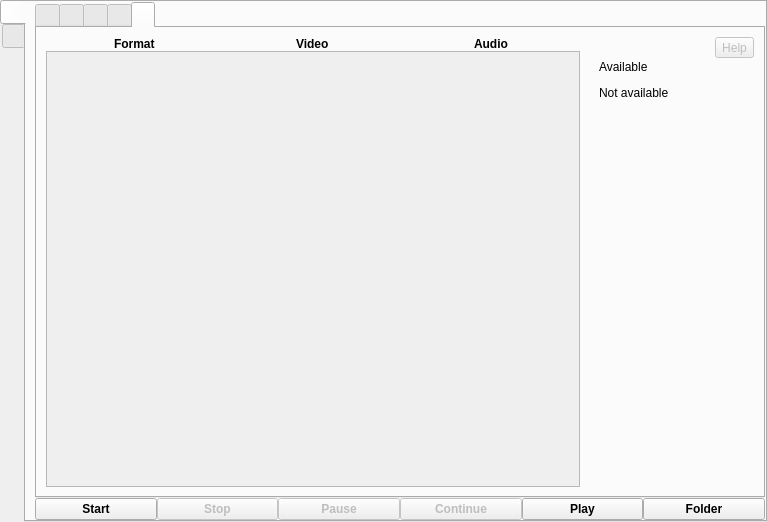
This is src/wayland/formMainWindow_wl.ui in vkohaupt/vokoscreenNG as Qt 5 draws it before an edit. The edited form follows.
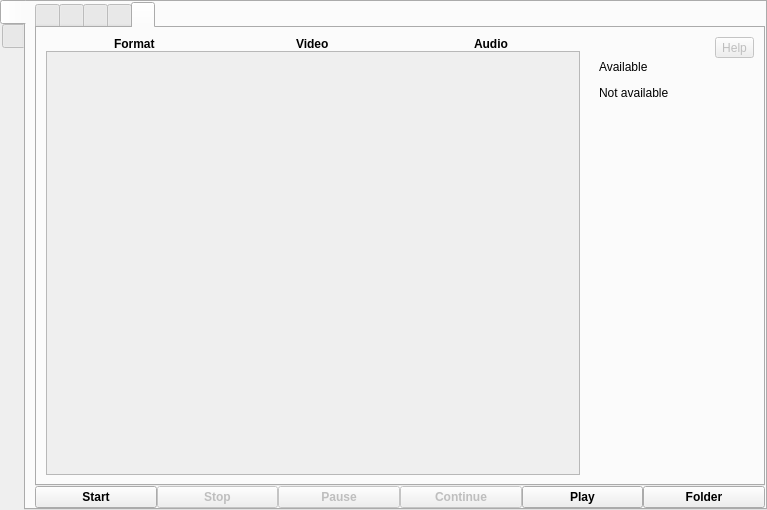
This is the edited form. The open tabs and pages were chosen to show the change. Icons and pictures are not drawn.

Commit message: Wayland: Area

What changed in the file:
```diff
--- a/src/wayland/formMainWindow_wl.ui
+++ b/src/wayland/formMainWindow_wl.ui
@@ -7,7 +7,7 @@
     <x>0</x>
     <y>0</y>
     <width>767</width>
-    <height>522</height>
+    <height>510</height>
    </rect>
   </property>
   <property name="windowTitle">
@@ -799,7 +799,7 @@
                    <x>0</x>
                    <y>0</y>
                    <width>431</width>
-                   <height>377</height>
+                   <height>365</height>
                   </rect>
                  </property>
                  <layout class="QGridLayout" name="gridLayoutAvailable">
```
The commit also changes 1 other file.
